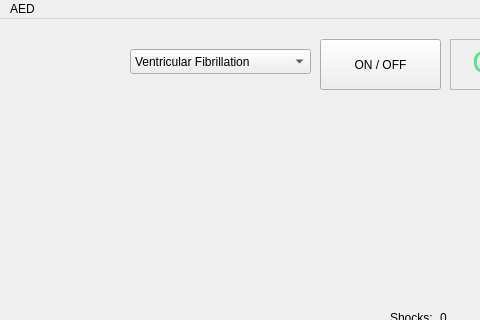
SharpieRalph/aed_project, file AED/mainwindow.ui: the form before one commit; both pictures show x 0 to 480 and y 0 to 320 of the 1355 by 810 pixel window.
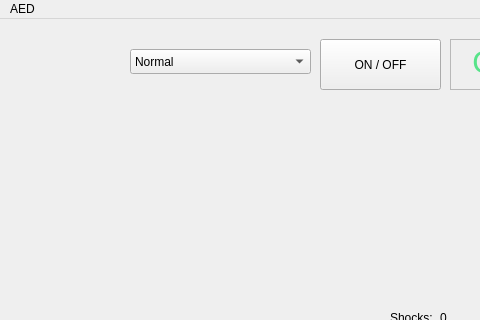
The form after the commit. Icons and pictures are not drawn.

Diff of the .ui file:
```diff
--- a/AED/mainwindow.ui
+++ b/AED/mainwindow.ui
@@ -362,6 +362,11 @@
       <height>25</height>
      </rect>
     </property>
+    <item>
+     <property name="text">
+      <string>Normal</string>
+     </property>
+    </item>
     <item>
      <property name="text">
       <string>Ventricular Fibrillation</string>
```
Left out of the diff: 26 changed lines with no effect on the pictures.
